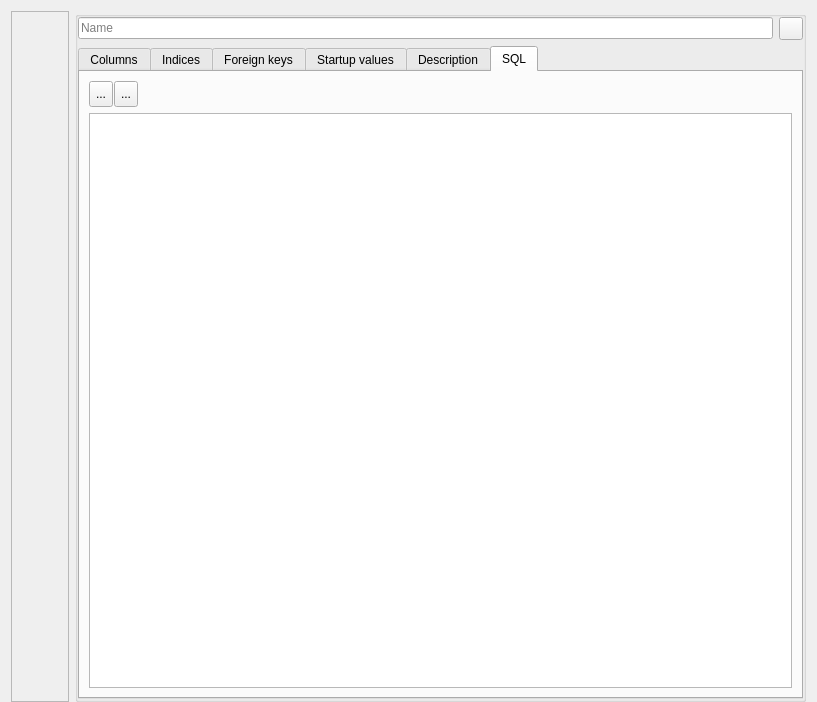
Qt form src/gui/NewTableForm.ui (fritzone/ddm) before a commit.
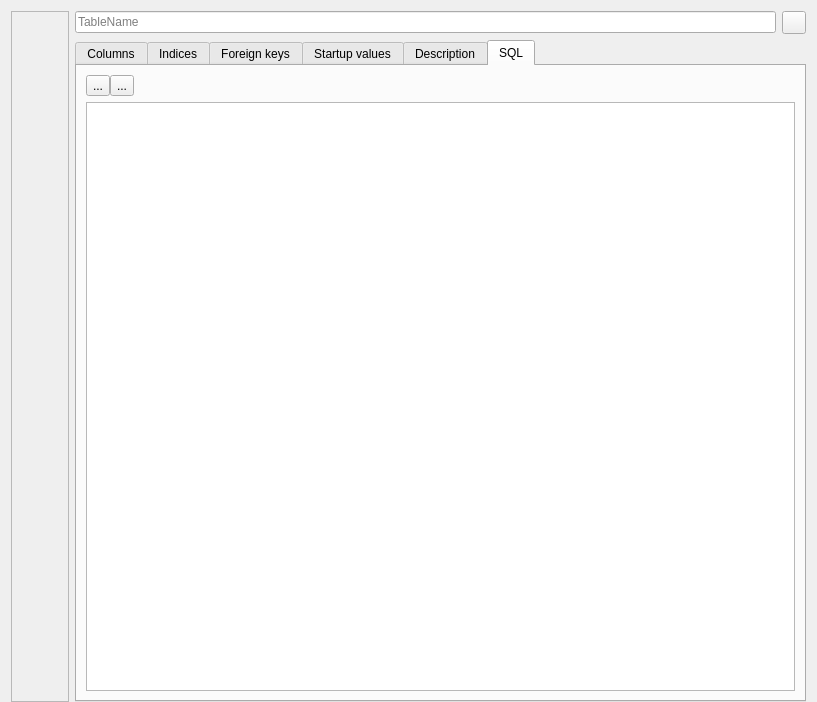
The same form after that commit. The open tabs and pages were chosen to show the change. Icons and pictures are not drawn.

```diff
--- a/src/gui/NewTableForm.ui
+++ b/src/gui/NewTableForm.ui
@@ -107,13 +107,7 @@
     </widget>
    </item>
    <item>
-    <widget class="QGroupBox" name="grpContent">
-     <property name="title">
-      <string/>
-     </property>
-     <property name="flat">
-      <bool>true</bool>
-     </property>
+    <widget class="QWidget" name="grpContent" native="true">
      <layout class="QVBoxLayout" name="verticalLayout">
       <property name="spacing">
        <number>6</number>
@@ -126,7 +120,7 @@
         <item>
          <widget class="QLineEdit" name="txtTableName">
           <property name="placeholderText">
-           <string>Name</string>
+           <string>TableName</string>
           </property>
          </widget>
         </item>
@@ -1339,100 +1333,76 @@
          </attribute>
          <layout class="QVBoxLayout" name="verticalLayout_16">
           <item>
-           <widget class="QFrame" name="frame_9">
-            <property name="sizePolicy">
-             <sizepolicy hsizetype="Preferred" vsizetype="Fixed">
-              <horstretch>0</horstretch>
-              <verstretch>0</verstretch>
-             </sizepolicy>
+           <layout class="QHBoxLayout" name="horizontalLayout_15">
+            <property name="spacing">
+             <number>0</number>
             </property>
-            <property name="minimumSize">
-             <size>
-              <width>0</width>
-              <height>26</height>
-             </size>
-            </property>
-            <property name="maximumSize">
-             <size>
-              <width>16777215</width>
-              <height>36</height>
-             </size>
-            </property>
-            <layout class="QHBoxLayout" name="horizontalLayout_11">
-             <property name="spacing">
-              <number>0</number>
-             </property>
-             <property name="margin">
-              <number>0</number>
-             </property>
-             <item>
-              <layout class="QHBoxLayout" name="horizontalLayout_15">
-               <property name="spacing">
-                <number>1</number>
-               </property>
-               <item>
-                <widget class="QToolButton" name="btnSaveSql">
-                 <property name="maximumSize">
-                  <size>
-                   <width>32</width>
-                   <height>32</height>
-                  </size>
-                 </property>
-                 <property name="toolTip">
-                  <string>Save SQL to a file</string>
-                 </property>
-                 <property name="statusTip">
-                  <string>Save SQL to a file</string>
-                 </property>
-                 <property name="text">
-                  <string>...</string>
-                 </property>
-                 <property name="icon">
-                  <iconset resource="../dbm.qrc">
-                   <normaloff>:/images/actions/images/actions/filesave.png</normaloff>:/images/actions/images/actions/filesave.png</iconset>
-                 </property>
-                </widget>
-               </item>
-               <item>
-                <widget class="QToolButton" name="btnInject">
-                 <property name="maximumSize">
-                  <size>
-                   <width>32</width>
-                   <height>32</height>
-                  </size>
-                 </property>
-                 <property name="toolTip">
-                  <string>Inject this SQL to a database and create a table</string>
-                 </property>
-                 <property name="statusTip">
-                  <string>Inject this SQL to a database and create a table</string>
-                 </property>
-                 <property name="text">
-                  <string>...</string>
-                 </property>
-                 <property name="icon">
-                  <iconset resource="../dbm.qrc">
-                   <normaloff>:/images/actions/images/small/database.png</normaloff>:/images/actions/images/small/database.png</iconset>
-                 </property>
-                </widget>
-               </item>
-               <item>
-                <spacer name="horizontalSpacer_4">
-                 <property name="orientation">
-                  <enum>Qt::Horizontal</enum>
-                 </property>
-                 <property name="sizeHint" stdset="0">
-                  <size>
-                   <width>40</width>
-                   <height>20</height>
-                  </size>
-                 </property>
-                </spacer>
-               </item>
-              </layout>
-             </item>
-            </layout>
-           </widget>
+            <item>
+             <widget class="QToolButton" name="btnSaveSql">
+              <property name="minimumSize">
+               <size>
+                <width>0</width>
+                <height>0</height>
+               </size>
+              </property>
+              <property name="maximumSize">
+               <size>
+                <width>32</width>
+                <height>32</height>
+               </size>
+              </property>
+              <property name="toolTip">
+               <string>Save SQL to a file</string>
+              </property>
+              <property name="statusTip">
+               <string>Save SQL to a file</string>
+              </property>
+              <property name="text">
+               <string>...</string>
+              </property>
+              <property name="icon">
+               <iconset resource="../dbm.qrc">
+                <normaloff>:/images/actions/images/actions/filesave.png</normaloff>:/images/actions/images/actions/filesave.png</iconset>
+              </property>
+             </widget>
+            </item>
+            <item>
+             <widget class="QToolButton" name="btnInject">
+              <property name="maximumSize">
+               <size>
+                <width>32</width>
+                <height>32</height>
+               </size>
+              </property>
+              <property name="toolTip">
+               <string>Inject this SQL to a database and create a table</string>
+              </property>
+              <property name="statusTip">
+               <string>Inject this SQL to a database and create a table</string>
+              </property>
+              <property name="text">
+               <string>...</string>
+              </property>
+              <property name="icon">
+               <iconset resource="../dbm.qrc">
+                <normaloff>:/images/actions/images/small/database.png</normaloff>:/images/actions/images/small/database.png</iconset>
+              </property>
+             </widget>
+            </item>
+            <item>
+             <spacer name="horizontalSpacer_4">
+              <property name="orientation">
+               <enum>Qt::Horizontal</enum>
+              </property>
+              <property name="sizeHint" stdset="0">
+               <size>
+                <width>40</width>
+                <height>20</height>
+               </size>
+              </property>
+             </spacer>
+            </item>
+           </layout>
           </item>
           <item>
            <widget class="QTextEdit" name="txtSql">
```
Left out of the diff: 650 changed lines with no effect on the pictures.
